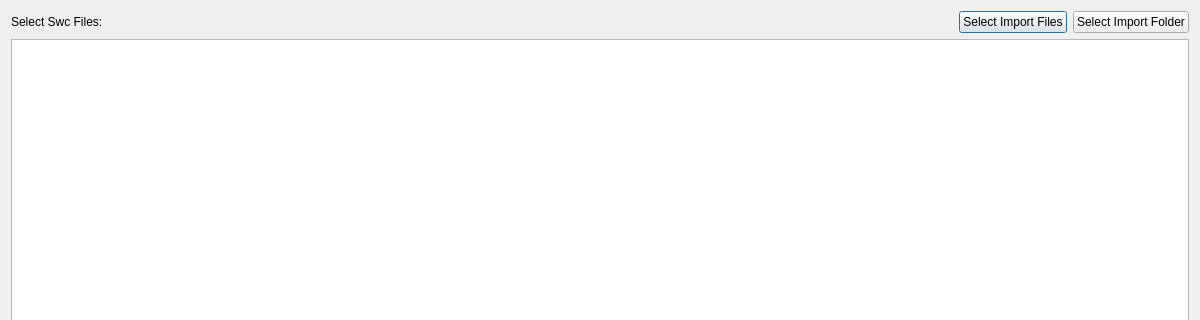
Qt form src/ui/ViewImportSwcFromFile.ui (kiraYuukiAsuna/SwcDbmsQtClient) before a commit; both pictures show x 0 to 1200 and y 0 to 320 of the 1200 by 600 pixel window.
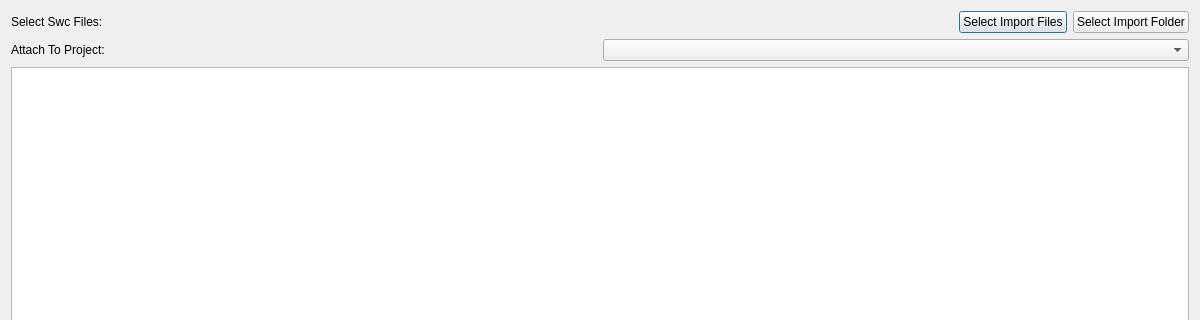
The same form after that commit.

Patch:
```diff
--- a/src/ui/ViewImportSwcFromFile.ui
+++ b/src/ui/ViewImportSwcFromFile.ui
@@ -54,6 +54,26 @@
        </item>
       </layout>
      </item>
+     <item>
+      <layout class="QHBoxLayout" name="horizontalLayout_3">
+       <item>
+        <widget class="QLabel" name="label_2">
+         <property name="sizePolicy">
+          <sizepolicy hsizetype="Preferred" vsizetype="Preferred">
+           <horstretch>0</horstretch>
+           <verstretch>0</verstretch>
+          </sizepolicy>
+         </property>
+         <property name="text">
+          <string>Attach To Project:</string>
+         </property>
+        </widget>
+       </item>
+       <item>
+        <widget class="QComboBox" name="ProjectName"/>
+       </item>
+      </layout>
+     </item>
      <item>
       <layout class="QHBoxLayout" name="horizontalLayout_4">
        <item>
```
